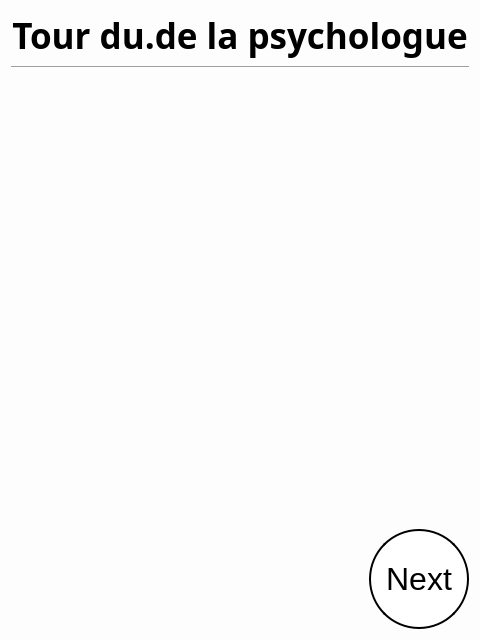
This is SporzOBC-WAL/code/resources/Phases/Night/Psychologist/turn.ui in Eben-Epi/SporzOBC as Qt 5 draws it before an edit. The edited form follows.
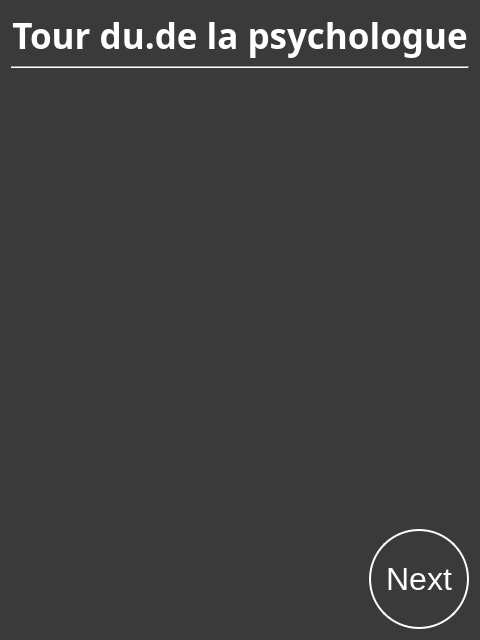
This is the edited form.

Commit message: UPD Night Phases are displayed with dark background UPD Mutant Turn and Evening Bed Time View ADD useful fetch infos from game logic methods

```diff
--- a/SporzOBC-WAL/code/resources/Phases/Night/Psychologist/turn.ui
+++ b/SporzOBC-WAL/code/resources/Phases/Night/Psychologist/turn.ui
@@ -15,14 +15,19 @@
   </property>
   <property name="styleSheet">
    <string notr="true">#PsychologistTurn {
-    background-color: rgb(253, 253, 253);
+    background-color: rgb(58, 58, 58);;
     }
 
+QLabel {
+	color:white;
+}
+
 QPushButton  {
-    border: 2px solid black;
-    background-color: white;
+    border: 2px solid white;
+    background-color: rgb(58, 58, 58);
     padding: 10px 10px;
     font-size: 32px;
+	color:white;
     border-radius: 50px;
 }</string>
   </property>
```
The commit also changes 37 other files.
